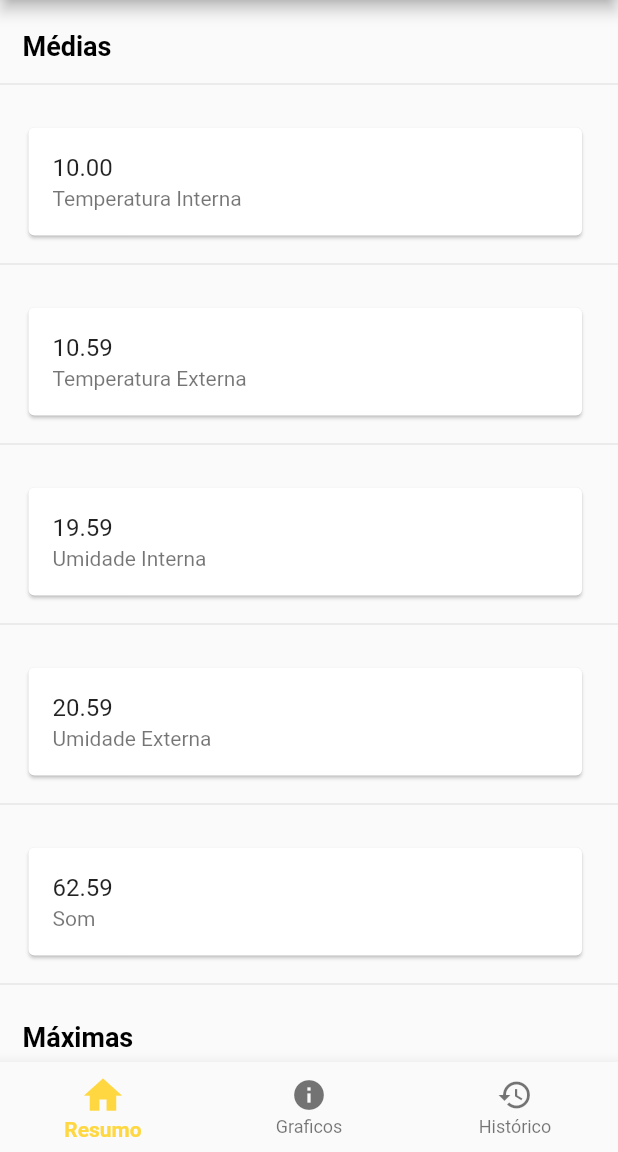
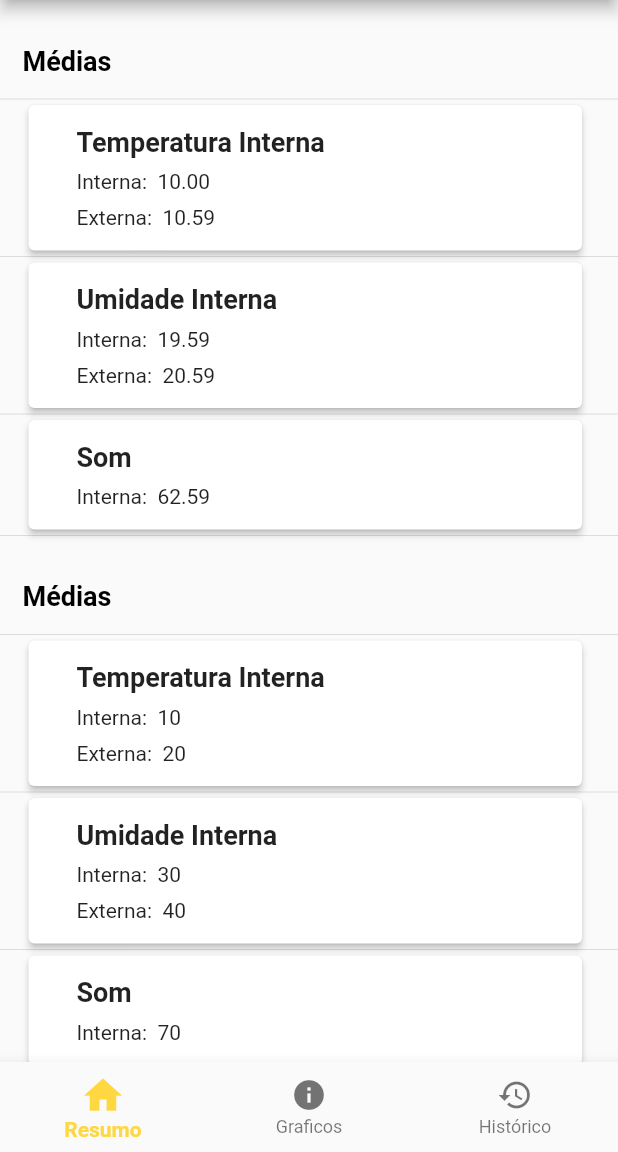
Before and after one commit to Apicultores/mobile-app, a Flutter app: the screen it shows after launch, on a phone screen of 412 x 824 dp, the part 84-1236 px from its top. Run offline on Flutter 3.47's test engine with Material 2 defaults, Android fonts, the phone set to English and light mode, and no system bars; our stand-ins replace syncfusion_flutter_charts.

Commit message:
Refatoração

```diff
--- /dev/null
+++ b/bee_monitoring_app/lib/Commons/Enums/HomeCardType.dart
@@ -0,0 +1,12 @@
+enum HomeCardType {
+  title,
+  averageTemperature,
+  averageHumidity,
+  averageSound,
+  maxTemperature,
+  maxHumidity,
+  maxSound,
+  minTemperature,
+  minHumidity,
+  minSound,
+}
--- /dev/null
+++ b/bee_monitoring_app/lib/Commons/Enums/UpdateChartMode.dart
@@ -0,0 +1 @@
+enum UpdateChartMode { back, next }
--- a/bee_monitoring_app/lib/Commons/Enums/UpdateMode.dart
+++ /dev/null
@@ -1 +0,0 @@
-enum UpdateMode { back, next }
--- a/bee_monitoring_app/lib/Scenes/Chart/Chart.dart
+++ b/bee_monitoring_app/lib/Scenes/Chart/Chart.dart
@@ -83,7 +83,7 @@ class _ChartState extends State<Chart> {
               child: ElevatedButton(
                 child: Text('< Anterior'),
                 onPressed: () {
-                  updateData(UpdateMode.back);
+                  updateData(UpdateChartMode.back);
                 },
               ),
             ),
@@ -102,7 +102,7 @@ class _ChartState extends State<Chart> {
               child: ElevatedButton(
                 child: Text('Próximo >'),
                 onPressed: () {
-                  updateData(UpdateMode.next);
+                  updateData(UpdateChartMode.next);
                 },
               ),
             )
@@ -110,8 +110,8 @@ class _ChartState extends State<Chart> {
         ));
   }
 
-  void updateData(UpdateMode mode) {
-    if (mode == UpdateMode.next) {
+  void updateData(UpdateChartMode mode) {
+    if (mode == UpdateChartMode.next) {
       index += 1;
     } else {
       index -= 1;
--- a/bee_monitoring_app/lib/Scenes/Home/Home.dart
+++ b/bee_monitoring_app/lib/Scenes/Home/Home.dart
@@ -1,14 +1,13 @@
 import 'package:flutter/material.dart';
 import 'package:bee_monitoring_app/Commons/Models/Item.dart';
 import 'package:bee_monitoring_app/Commons/Enums/Type.dart';
+import 'package:bee_monitoring_app/Scenes/Home/HomeViewModel.dart';
 import 'package:bee_monitoring_app/Commons/Service.dart';
-import 'package:bee_monitoring_app/Scenes/Home/HomeViewModel.dart';
 
 class Home extends StatelessWidget {
   final List<Item> data;
   Home(this.data);
 
-  Service service = Service();
   HomeViewModel homeViewModel = HomeViewModel();
 
   // MARK: - Life Cycle
@@ -16,16 +15,14 @@ class Home extends StatelessWidget {
   Widget build(BuildContext context) {
     return ListView.separated(
         separatorBuilder: (BuildContext context, int index) =>
-            Divider(height: 10),
-        itemCount: (Type.values.length + 1) * HomeViewModel().titles.length,
+            Divider(height: 0),
+        itemCount: HomeViewModel().titles.length * 4,
         itemBuilder: (context, index) {
           return createCell(index);
         });
   }
 
   Padding createCell(int index) {
-    return index % (Type.values.length + 1) == 0
-        ? HomeViewModel().createTitle(index)
-        : HomeViewModel().createCard(index, data);
+    return HomeViewModel().createAverageCard(index, data);
   }
 }
--- a/bee_monitoring_app/lib/Scenes/Home/HomeViewModel.dart
+++ b/bee_monitoring_app/lib/Scenes/Home/HomeViewModel.dart
@@ -2,14 +2,30 @@ import 'package:flutter/material.dart';
 import 'package:bee_monitoring_app/Commons/Models/Item.dart';
 import 'package:bee_monitoring_app/Commons/Enums/Type.dart';
 import 'package:bee_monitoring_app/Commons/Service.dart';
+import 'package:bee_monitoring_app/Commons/Enums/HomeCardType.dart';
 
 class HomeViewModel {
   List<String> titles = ["Médias", "Máximas", "Mínimas"];
   Service service = Service();
 
+  List<HomeCardType> cellList = [
+    HomeCardType.title,
+    HomeCardType.averageTemperature,
+    HomeCardType.averageHumidity,
+    HomeCardType.averageSound,
+    HomeCardType.title,
+    HomeCardType.maxTemperature,
+    HomeCardType.maxHumidity,
+    HomeCardType.maxSound,
+    HomeCardType.title,
+    HomeCardType.minTemperature,
+    HomeCardType.minHumidity,
+    HomeCardType.minSound
+  ];
+
   Padding createTitle(int index) {
     return Padding(
-        padding: EdgeInsets.only(left: 15, bottom: 10, right: 20, top: 20),
+        padding: EdgeInsets.only(left: 15, bottom: 15, right: 20, top: 30),
         child: Text(
           titles[(index / (Type.values.length + 1)).toInt()],
           style: TextStyle(
@@ -19,34 +35,110 @@ class HomeViewModel {
         ));
   }
 
-  Padding createCard(int index, List<Item> data) {
-    if (index < (Type.values.length + 1)) {
-      return Padding(
-          padding: EdgeInsets.only(left: 15, bottom: 10, right: 20, top: 20),
-          child: Card(
-              child: ListTile(
-                  title: Text(service
-                      .getAverage(Type.values[index - 1], data)
-                      .toStringAsFixed(2)),
-                  subtitle: Text(Type.values[index - 1].value))));
-    }
-    if (index < (Type.values.length + 1) * 2) {
-      return Padding(
-          padding: EdgeInsets.only(left: 15, bottom: 10, right: 20, top: 20),
-          child: Card(
-              child: ListTile(
-                  title: Text(service.getMax(
-                      Type.values[index - Type.values.length - 2], data)),
-                  subtitle: Text(Type.values[index - 7].value))));
-    } else {
-      return Padding(
-          padding: EdgeInsets.only(left: 15, bottom: 10, right: 20, top: 20),
-          child: Card(
-              child: ListTile(
-                  title: Text(service.getMin(
-                      Type.values[index - (Type.values.length * 2) - 3], data)),
-                  subtitle: Text(Type
-                      .values[index - (Type.values.length * 2) - 3].value))));
+  Padding createCard(String title, String subtitle,
+      {String subtitleTail = ""}) {
+    return Padding(
+      padding: EdgeInsets.only(left: 15, bottom: 0, right: 20, top: 0),
+      child: Card(
+        elevation: 2,
+        child: Container(
+            width: double.infinity,
+            padding: const EdgeInsets.symmetric(horizontal: 8.0, vertical: 6),
+            child: Row(
+              mainAxisAlignment: MainAxisAlignment.start,
+              children: [
+                Row(
+                  children: [
+                    SizedBox(
+                      width: 24,
+                    ),
+                    Column(
+                      crossAxisAlignment: CrossAxisAlignment.start,
+                      children: [
+                        Padding(
+                          padding: const EdgeInsets.only(bottom: 8.0, top: 8.0),
+                          child: Text(
+                            title,
+                            style: TextStyle(
+                              fontSize: 18.0,
+                              fontWeight: FontWeight.bold,
+                            ),
+                          ),
+                        ),
+                        Padding(
+                          padding: const EdgeInsets.only(bottom: 8.0),
+                          child: Text(
+                            'Interna:  $subtitle',
+                            style: TextStyle(
+                              fontSize: 14.0,
+                              fontWeight: FontWeight.normal,
+                            ),
+                          ),
+                        ),
+                        Visibility(
+                          visible: subtitleTail != "",
+                          child: Padding(
+                            padding: const EdgeInsets.only(bottom: 8.0),
+                            child: Text(
+                              'Externa:  $subtitleTail',
+                              style: TextStyle(
+                                fontSize: 14.0,
+                                fontWeight: FontWeight.normal,
+                              ),
+                            ),
+                          ),
+                        ),
+                      ],
+                    ),
+                  ],
+                )
+              ],
+            )),
+      ),
+    );
+  }
+
+  Padding createAverageCard(int index, List<Item> data) {
+    switch (cellList[index]) {
+      case HomeCardType.averageTemperature:
+        return HomeViewModel().createCard(Type.temperatureInside.value,
+            service.getAverage(Type.temperatureInside, data).toStringAsFixed(2),
+            subtitleTail: service
+                .getAverage(Type.temperatureOutside, data)
+                .toStringAsFixed(2));
+      case HomeCardType.averageHumidity:
+        return HomeViewModel().createCard(Type.humidityInside.value,
+            service.getAverage(Type.humidityInside, data).toStringAsFixed(2),
+            subtitleTail: service
+                .getAverage(Type.humidityOutside, data)
+                .toStringAsFixed(2));
+      case HomeCardType.averageSound:
+        return HomeViewModel().createCard(Type.sound.value,
+            service.getAverage(Type.sound, data).toStringAsFixed(2));
+      case HomeCardType.maxTemperature:
+        return HomeViewModel().createCard(Type.temperatureInside.value,
+            service.getMax(Type.temperatureInside, data),
+            subtitleTail: service.getMax(Type.temperatureOutside, data));
+      case HomeCardType.maxHumidity:
+        return HomeViewModel().createCard(Type.humidityInside.value,
+            service.getMax(Type.humidityInside, data),
+            subtitleTail: service.getMax(Type.humidityOutside, data));
+      case HomeCardType.maxSound:
+        return HomeViewModel()
+            .createCard(Type.sound.value, service.getMax(Type.sound, data));
+      case HomeCardType.minTemperature:
+        return HomeViewModel().createCard(Type.temperatureInside.value,
+            service.getMin(Type.temperatureInside, data),
+            subtitleTail: service.getMin(Type.temperatureOutside, data));
+      case HomeCardType.minHumidity:
+        return HomeViewModel().createCard(Type.humidityInside.value,
+            service.getMin(Type.humidityInside, data),
+            subtitleTail: service.getMin(Type.humidityOutside, data));
+      case HomeCardType.minSound:
+        return HomeViewModel()
+            .createCard(Type.sound.value, service.getMin(Type.sound, data));
+      default:
+        return HomeViewModel().createTitle(index);
     }
   }
 }
--- a/bee_monitoring_app/lib/homeScreen.dart
+++ b/bee_monitoring_app/lib/homeScreen.dart
@@ -36,10 +36,8 @@ class _HomeScreenState extends State<HomeScreen> {
         ),
       ),
       body: Stack(
-        ///  Added Stack Widget
         children: [
           Offstage(
-            /// Wrap Tab with OffStage
             offstage: _currentIndex != 0,
             child: Home(_data),
           ),
@@ -77,15 +75,6 @@ class _HomeScreenState extends State<HomeScreen> {
     });
   }
 
-  StatefulWidget sceneHandler() {
-    switch (_currentIndex) {
-      case 1:
-        return Chart(_data);
-      default:
-        return TimeLine(_data, Type.temperatureInside);
-    }
-  }
-
   // MARK: - Load Data
   Future loadData() async {
     Service service = Service();
```
